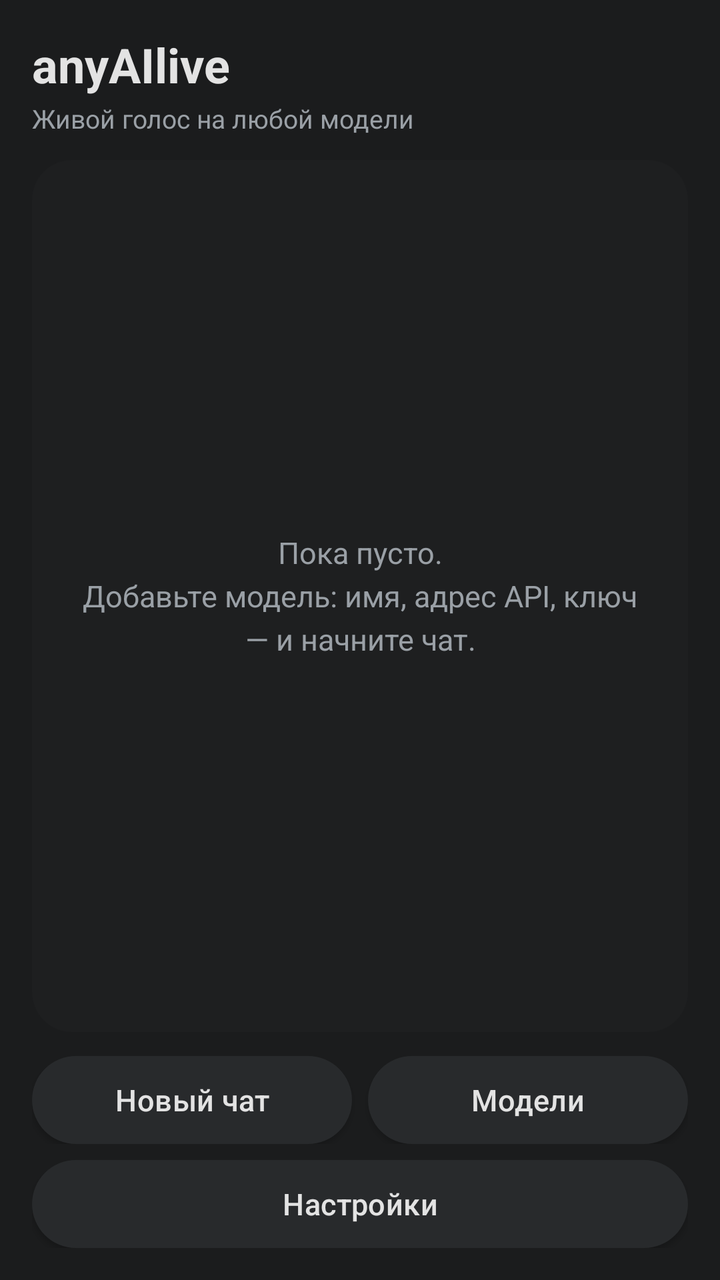
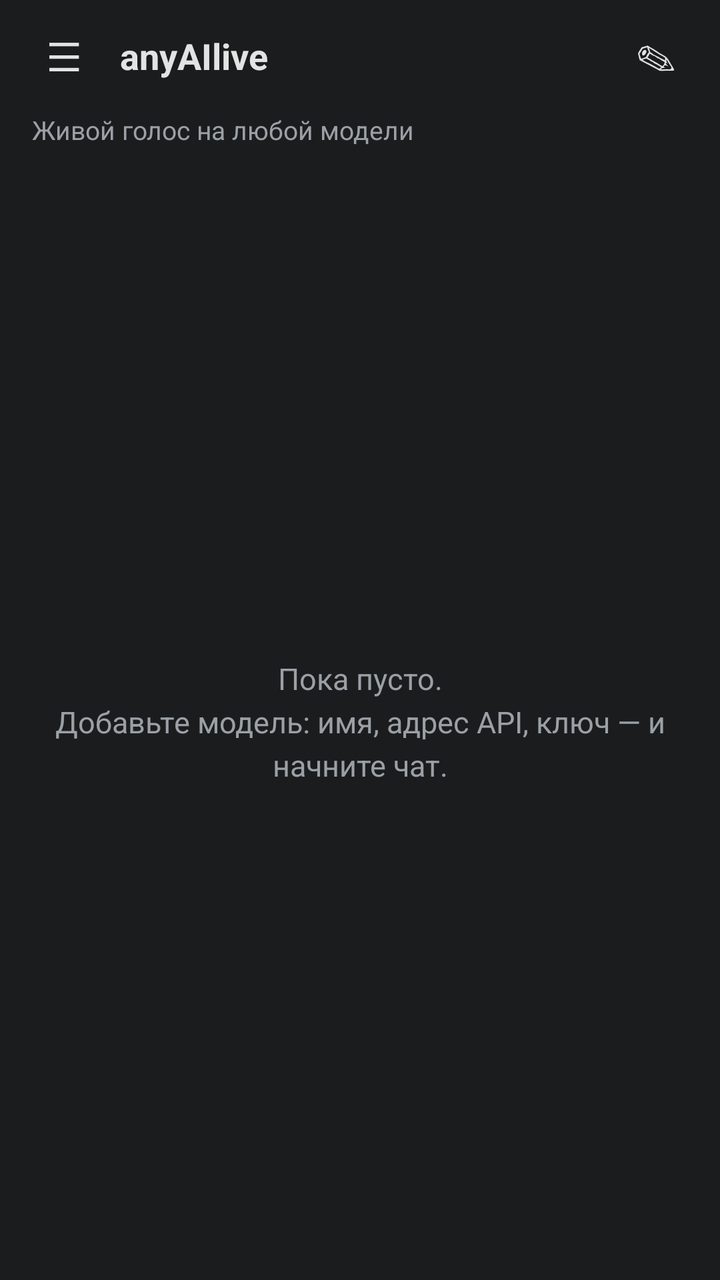

Before-and-after screenshots of an Android layout around one commit, followed by the original layout XML and the change that was made.
<!-- AndroidManifest.xml: application theme AppTheme -->
<!-- res/layout/activity_main.xml -->
<?xml version="1.0" encoding="utf-8"?>
<LinearLayout xmlns:android="http://schemas.android.com/apk/res/android"
    android:layout_width="match_parent"
    android:layout_height="match_parent"
    android:background="?attr/colBg"
    android:orientation="vertical"
    android:padding="16dp">

    <TextView
        android:id="@+id/main_title"
        android:layout_width="match_parent"
        android:layout_height="wrap_content"
        android:text="@string/app_name"
        android:textColor="?attr/colFg"
        android:textSize="24sp"
        android:textStyle="bold" />

    <TextView
        android:id="@+id/main_hint"
        android:layout_width="match_parent"
        android:layout_height="wrap_content"
        android:layout_marginTop="2dp"
        android:text="@string/main_hint"
        android:textColor="?attr/colMuted"
        android:textSize="13sp" />

    <FrameLayout
        android:layout_width="match_parent"
        android:layout_height="0dp"
        android:layout_marginTop="12dp"
        android:layout_weight="1"
        android:background="@drawable/bg_card">

        <ListView
            android:id="@+id/chat_list"
            android:layout_width="match_parent"
            android:layout_height="match_parent"
            android:divider="@null"
            android:dividerHeight="0dp"
            android:scrollbars="vertical" />

        <TextView
            android:id="@+id/main_empty"
            android:layout_width="match_parent"
            android:layout_height="wrap_content"
            android:layout_gravity="center"
            android:gravity="center"
            android:lineSpacingExtra="4dp"
            android:padding="24dp"
            android:text="@string/chats_empty"
            android:textColor="?attr/colMuted"
            android:textSize="15sp" />
    </FrameLayout>

    <LinearLayout
        android:layout_width="match_parent"
        android:layout_height="wrap_content"
        android:layout_marginTop="12dp"
        android:orientation="horizontal">

        <Button
            android:id="@+id/btn_new_chat"
            android:layout_width="0dp"
            android:layout_height="wrap_content"
            android:layout_weight="1"
            android:text="@string/btn_new_chat" />

        <Button
            android:id="@+id/btn_models"
            android:layout_width="0dp"
            android:layout_height="wrap_content"
            android:layout_marginStart="8dp"
            android:layout_weight="1"
            android:text="@string/btn_models" />
    </LinearLayout>

    <Button
        android:id="@+id/btn_settings"
        android:layout_width="match_parent"
        android:layout_height="wrap_content"
        android:layout_marginTop="8dp"
        android:text="@string/btn_settings" />
</LinearLayout>
<!-- resources referenced by this layout -->
<resources>
  <!-- drawable bg_card (drawable) -->
  <?xml version="1.0" encoding="utf-8"?>
  <shape xmlns:android="http://schemas.android.com/apk/res/android"
      android:shape="rectangle">
      <solid android:color="?attr/colSurface" />
      <corners android:radius="20dp" />
  </shape>
  <string name="app_name">anyAIlive</string>
  <string name="btn_models">Модели</string>
  <string name="btn_new_chat">Новый чат</string>
  <string name="btn_settings">Настройки</string>
  <string name="chats_empty">Пока пусто.\nДобавьте модель: имя, адрес API, ключ — и начните чат.</string>
  <string name="main_hint">Живой голос на любой модели</string>
  <style name="AppTheme" parent="@android:style/Theme.Material.NoActionBar">
          <item name="colBg">@color/bg</item>
          <item name="colSurface">@color/surface</item>
          <item name="colSurface2">@color/surface2</item>
          <item name="colFg">@color/fg</item>
          <item name="colMuted">@color/muted</item>
          <item name="colAccent">@color/accent</item>
          <item name="colOnAccent">@color/onAccent</item>
          <item name="colLine">@color/line</item>
          <item name="colBubbleUser">@color/bubbleUser</item>
          <item name="colBubbleAi">@color/bubbleAi</item>
          <item name="android:windowBackground">?attr/colBg</item>
          <item name="android:statusBarColor">?attr/colBg</item>
          <item name="android:navigationBarColor">?attr/colBg</item>
          <item name="android:textColorPrimary">?attr/colFg</item>
          <item name="android:colorAccent">?attr/colAccent</item>
          
          <item name="android:buttonStyle">@style/PillButton</item>
      </style>
  <color name="bg">#FF1B1C1D</color>
  <color name="surface">#FF1E1F20</color>
  <color name="surface2">#FF282A2C</color>
  <color name="fg">#FFE3E3E3</color>
  <color name="muted">#FF9AA0A6</color>
  <color name="accent">#FFA8C7FA</color>
  <color name="onAccent">#FF1B1C1D</color>
  <color name="line">#FF333537</color>
  <color name="bubbleUser">#FF333537</color>
  <color name="bubbleAi">#FF1E1F20</color>
  <style name="PillButton" parent="@android:style/Widget.Material.Button">
          <item name="android:background">@drawable/bg_pill_button</item>
          <item name="android:textColor">?attr/colFg</item>
          <item name="android:textAllCaps">false</item>
          <item name="android:textSize">15sp</item>
          <item name="android:letterSpacing">0.01</item>
          <item name="android:minHeight">44dp</item>
          <item name="android:paddingStart">20dp</item>
          <item name="android:paddingEnd">20dp</item>
      </style>
  <!-- drawable bg_pill_button (drawable) -->
  <?xml version="1.0" encoding="utf-8"?>
  <ripple xmlns:android="http://schemas.android.com/apk/res/android"
      android:color="#33FFFFFF">
      <item>
          <shape android:shape="rectangle">
              <solid android:color="?attr/colSurface2" />
              <corners android:radius="24dp" />
          </shape>
      </item>
  </ripple>
</resources>

<!-- the commit's change to res/layout/activity_main.xml (unified diff, before → after) -->
@@ -1,83 +1,187 @@
 <?xml version="1.0" encoding="utf-8"?>
-<LinearLayout xmlns:android="http://schemas.android.com/apk/res/android"
+<FrameLayout xmlns:android="http://schemas.android.com/apk/res/android"
     android:layout_width="match_parent"
     android:layout_height="match_parent"
-    android:background="?attr/colBg"
-    android:orientation="vertical"
-    android:padding="16dp">
-
-    <TextView
-        android:id="@+id/main_title"
-        android:layout_width="match_parent"
-        android:layout_height="wrap_content"
-        android:text="@string/app_name"
-        android:textColor="?attr/colFg"
-        android:textSize="24sp"
-        android:textStyle="bold" />
-
-    <TextView
-        android:id="@+id/main_hint"
-        android:layout_width="match_parent"
-        android:layout_height="wrap_content"
-        android:layout_marginTop="2dp"
-        android:text="@string/main_hint"
-        android:textColor="?attr/colMuted"
-        android:textSize="13sp" />
-
-    <FrameLayout
-        android:layout_width="match_parent"
-        android:layout_height="0dp"
-        android:layout_marginTop="12dp"
-        android:layout_weight="1"
-        android:background="@drawable/bg_card">
-
-        <ListView
-            android:id="@+id/chat_list"
-            android:layout_width="match_parent"
-            android:layout_height="match_parent"
-            android:divider="@null"
-            android:dividerHeight="0dp"
-            android:scrollbars="vertical" />
-
-        <TextView
-            android:id="@+id/main_empty"
-            android:layout_width="match_parent"
-            android:layout_height="wrap_content"
-            android:layout_gravity="center"
-            android:gravity="center"
-            android:lineSpacingExtra="4dp"
-            android:padding="24dp"
-            android:text="@string/chats_empty"
-            android:textColor="?attr/colMuted"
-            android:textSize="15sp" />
-    </FrameLayout>
+    android:background="?attr/colBg">
 
     <LinearLayout
         android:layout_width="match_parent"
-        android:layout_height="wrap_content"
-        android:layout_marginTop="12dp"
-        android:orientation="horizontal">
+        android:layout_height="match_parent"
+        android:orientation="vertical">
 
-        <Button
-            android:id="@+id/btn_new_chat"
-            android:layout_width="0dp"
+        
+        <LinearLayout
+            android:layout_width="match_parent"
+            android:layout_height="56dp"
+            android:gravity="center_vertical"
+            android:orientation="horizontal"
+            android:paddingStart="12dp"
+            android:paddingEnd="12dp">
+
+            <TextView
+                android:id="@+id/btn_drawer"
+                android:layout_width="40dp"
+                android:layout_height="40dp"
+                android:background="?android:attr/selectableItemBackgroundBorderless"
+                android:contentDescription="@string/drawer_open"
+                android:gravity="center"
+                android:text="@string/icon_menu"
+                android:textColor="?attr/colFg"
+                android:textSize="20sp" />
+
+            <TextView
+                android:layout_width="0dp"
+                android:layout_height="wrap_content"
+                android:layout_marginStart="8dp"
+                android:layout_weight="1"
+                android:text="@string/app_name"
+                android:textColor="?attr/colFg"
+                android:textSize="18sp"
+                android:textStyle="bold" />
+
+            <TextView
+                android:id="@+id/btn_new_chat"
+                android:layout_width="40dp"
+                android:layout_height="40dp"
+                android:background="?android:attr/selectableItemBackgroundBorderless"
+                android:contentDescription="@string/btn_new_chat"
+                android:gravity="center"
+                android:text="@string/icon_compose"
+                android:textColor="?attr/colFg"
+                android:textSize="20sp" />
+        </LinearLayout>
+
+        <TextView
+            android:id="@+id/main_hint"
+            android:layout_width="match_parent"
             android:layout_height="wrap_content"
-            android:layout_weight="1"
-            android:text="@string/btn_new_chat" />
+            android:paddingStart="16dp"
+            android:paddingEnd="16dp"
+            android:text="@string/main_hint"
+            android:textColor="?attr/colMuted"
+            android:textSize="13sp" />
 
-        <Button
-            android:id="@+id/btn_models"
-            android:layout_width="0dp"
-            android:layout_height="wrap_content"
-            android:layout_marginStart="8dp"
-            android:layout_weight="1"
-            android:text="@string/btn_models" />
+        <FrameLayout
+            android:layout_width="match_parent"
+            android:layout_height="0dp"
+            android:layout_marginTop="8dp"
+            android:layout_weight="1">
+
+            <ListView
+                android:id="@+id/chat_list"
+                android:layout_width="match_parent"
+                android:layout_height="match_parent"
+                android:divider="@null"
+                android:dividerHeight="0dp"
+                android:scrollbars="vertical" />
+
+            <TextView
+                android:id="@+id/main_empty"
+                android:layout_width="match_parent"
+                android:layout_height="wrap_content"
+                android:layout_gravity="center"
+                android:gravity="center"
+                android:lineSpacingExtra="4dp"
+                android:padding="24dp"
+                android:text="@string/chats_empty"
+                android:textColor="?attr/colMuted"
+                android:textSize="15sp" />
+        </FrameLayout>
     </LinearLayout>
 
-    <Button
-        android:id="@+id/btn_settings"
+    
+    <View
+        android:id="@+id/drawer_scrim"
         android:layout_width="match_parent"
-        android:layout_height="wrap_content"
-        android:layout_marginTop="8dp"
-        android:text="@string/btn_settings" />
-</LinearLayout>
+        android:layout_height="match_parent"
+        android:background="#88000000"
+        android:visibility="gone" />
+
+    
+    <LinearLayout
+        android:id="@+id/drawer"
+        android:layout_width="300dp"
+        android:layout_height="match_parent"
+        android:background="?attr/colSurface"
+        android:orientation="vertical"
+        android:translationX="-300dp">
+
+        <TextView
+            android:layout_width="match_parent"
+            android:layout_height="wrap_content"
+            android:paddingStart="20dp"
+            android:paddingTop="20dp"
+            android:paddingEnd="20dp"
+            android:paddingBottom="12dp"
+            android:text="@string/drawer_title"
+            android:textColor="?attr/colFg"
+            android:textSize="18sp"
+            android:textStyle="bold" />
+
+        <TextView
+            android:id="@+id/drawer_new_chat"
+            android:layout_width="match_parent"
+            android:layout_height="48dp"
+            android:background="?android:attr/selectableItemBackground"
+            android:gravity="center_vertical"
+            android:paddingStart="20dp"
+            android:paddingEnd="20dp"
+            android:text="@string/btn_new_chat"
+            android:textColor="?attr/colAccent"
+            android:textSize="15sp" />
+
+        <View
+            android:layout_width="match_parent"
+            android:layout_height="1dp"
+            android:layout_marginTop="6dp"
+            android:background="?attr/colLine" />
+
+        <ListView
+            android:id="@+id/drawer_list"
+            android:layout_width="match_parent"
+            android:layout_height="0dp"
+            android:layout_weight="1"
+            android:divider="?attr/colLine"
+            android:dividerHeight="1dp" />
+
+        <View
+            android:layout_width="match_parent"
+            android:layout_height="1dp"
+            android:background="?attr/colLine" />
+
+        <TextView
+            android:id="@+id/drawer_models"
+            android:layout_width="match_parent"
+            android:layout_height="48dp"
+            android:background="?android:attr/selectableItemBackground"
+            android:gravity="center_vertical"
+            android:paddingStart="20dp"
+            android:paddingEnd="20dp"
+            android:text="@string/btn_models"
+            android:textColor="?attr/colFg"
+            android:textSize="15sp" />
+
+        <TextView
+            android:id="@+id/drawer_settings"
+            android:layout_width="match_parent"
+            android:layout_height="48dp"
+            android:background="?android:attr/selectableItemBackground"
+            android:gravity="center_vertical"
+            android:paddingStart="20dp"
+            android:paddingEnd="20dp"
+            android:text="@string/btn_settings"
+            android:textColor="?attr/colFg"
+            android:textSize="15sp" />
+
+        <TextView
+            android:id="@+id/drawer_version"
+            android:layout_width="match_parent"
+            android:layout_height="wrap_content"
+            android:paddingStart="20dp"
+            android:paddingTop="6dp"
+            android:paddingEnd="20dp"
+            android:paddingBottom="14dp"
+            android:textColor="?attr/colMuted"
+            android:textSize="12sp" />
+    </LinearLayout>
+</FrameLayout>
<!-- resource entries referenced after the edit -->
@@ -1,17 +1,14 @@
 <!-- resources referenced by this layout -->
 <resources>
-  <!-- drawable bg_card (drawable) -->
-  <?xml version="1.0" encoding="utf-8"?>
-  <shape xmlns:android="http://schemas.android.com/apk/res/android"
-      android:shape="rectangle">
-      <solid android:color="?attr/colSurface" />
-      <corners android:radius="20dp" />
-  </shape>
   <string name="app_name">anyAIlive</string>
   <string name="btn_models">Модели</string>
   <string name="btn_new_chat">Новый чат</string>
   <string name="btn_settings">Настройки</string>
   <string name="chats_empty">Пока пусто.\nДобавьте модель: имя, адрес API, ключ — и начните чат.</string>
+  <string name="drawer_open">Открыть историю чатов</string>
+  <string name="drawer_title">История чатов</string>
+  <string name="icon_compose">✎</string>
+  <string name="icon_menu">☰</string>
   <string name="main_hint">Живой голос на любой модели</string>
   <style name="AppTheme" parent="@android:style/Theme.Material.NoActionBar">
           <item name="colBg">@color/bg</item>
